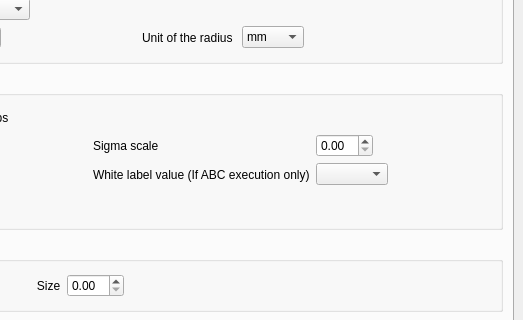
Old version of the form NeosegPipeline/Window.ui in the repository hay318/NeosegPipeline; both pictures show x 245 to 768 and y 152 to 472 of the 768 by 1105 pixel window.
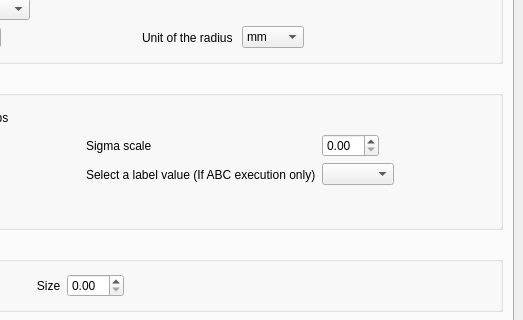
New version of the form. The open tabs and pages were chosen to show the change. Icons and pictures are not drawn.

Commit message:
ENH: Generic method to reassign a label from a label map
Generic parameters to relabel a region in an labelmap.
Given a threshold, regions in the brain are relabeled with the highest
probability in the surrounding area.

```diff
--- a/NeosegPipeline/Window.ui
+++ b/NeosegPipeline/Window.ui
@@ -2208,7 +2208,7 @@
               <item row="1" column="4">
                <widget class="QLabel" name="label_4">
                 <property name="text">
-                 <string>White label value (If ABC execution only)</string>
+                 <string>Select a label value (If ABC execution only)</string>
                 </property>
                </widget>
               </item>
```
The commit also changes 8 other files.
